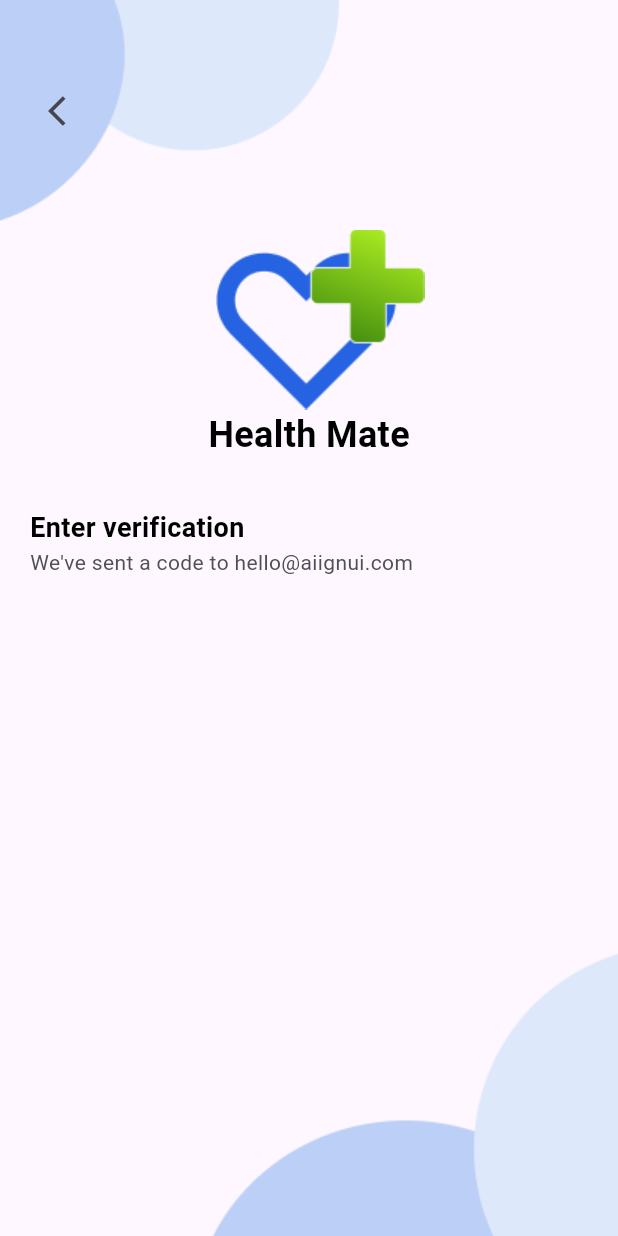
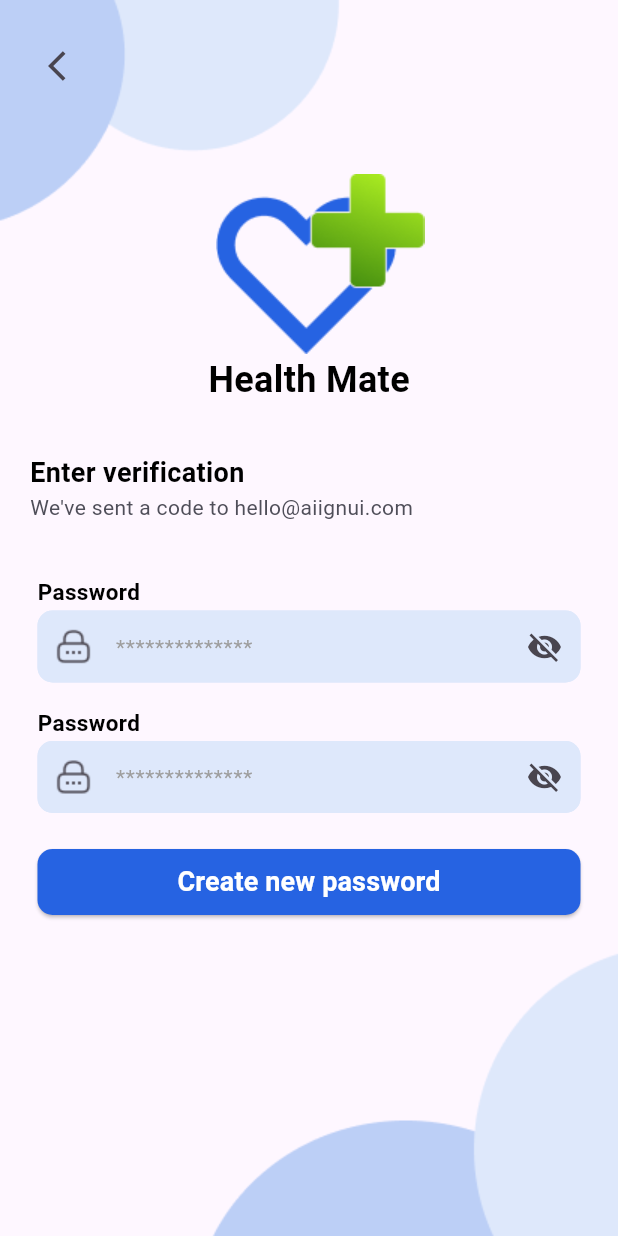
Before and after one commit to Eslamadelelkhouly/Hospital-management-system, a Flutter app: the ChangePasswordScreen screen opened by its route, on a phone screen of 412 x 824 dp. Run offline on Flutter 3.47's test engine with Material 3 defaults, Android fonts, the phone set to English and light mode, and no system bars; our stand-ins replace flutter_animate, go_router, google_fonts, shared_preferences, smooth_page_indicator; accounts and stored records are empty.

Commit message:
finish ui auth

```diff
--- a/Applications/healthmate/lib/core/widgets/custom_app_bar.dart
+++ b/Applications/healthmate/lib/core/widgets/custom_app_bar.dart
@@ -23,7 +23,7 @@
           ),
         ),
         SizedBox(
-          width: 57,
+          width: 45,
         ),
         Text(
           title,
--- a/Applications/healthmate/lib/features/Auth/presentation/views/widgets/change_password_body.dart
+++ b/Applications/healthmate/lib/features/Auth/presentation/views/widgets/change_password_body.dart
@@ -2,6 +2,7 @@
 import 'package:healthmate/constant.dart';
 import 'package:healthmate/core/utils/style.dart';
 import 'package:healthmate/core/widgets/custom_app_bar.dart';
+import 'package:healthmate/features/Auth/presentation/views/widgets/custom_form_change_password.dart';
 import 'package:healthmate/features/Auth/presentation/views/widgets/custom_logo_sign_in.dart';
 
 class ChangePasswordBody extends StatelessWidget {
@@ -44,12 +45,9 @@
               child: Column(
                 crossAxisAlignment: CrossAxisAlignment.center,
                 children: [
-                  SizedBox(
-                    height: 30,
-                  ),
                   CustomAppBar(title: ''),
                   SizedBox(
-                    height: 55,
+                    height: 48,
                   ),
                   CustomLogoSignIn(),
                   Text(
@@ -78,6 +76,10 @@
                       ),
                     ],
                   ),
+                  SizedBox(
+                    height: 36,
+                  ),
+                  CustomFormChangePassword(),
                 ],
               ),
             ),
--- a/Applications/healthmate/lib/features/Auth/presentation/views/widgets/custom_form_change_password.dart
+++ b/Applications/healthmate/lib/features/Auth/presentation/views/widgets/custom_form_change_password.dart
@@ -0,0 +1,38 @@
+import 'package:flutter/material.dart';
+import 'package:healthmate/core/utils/color_style.dart';
+import 'package:healthmate/core/widgets/custom_button.dart';
+import 'package:healthmate/features/Auth/presentation/views/widgets/custom_password_text_field.dart';
+
+class CustomFormChangePassword extends StatelessWidget {
+  const CustomFormChangePassword({super.key});
+
+  @override
+  Widget build(BuildContext context) {
+    return Form(
+      child: Column(
+        children: [
+          CustomPasswordTextField(
+            text: 'Password',
+          ),
+          SizedBox(
+            height: 16,
+          ),
+          CustomPasswordTextField(
+            text: 'Confirm Password',
+          ),
+          SizedBox(
+            height: 24,
+          ),
+          CustomButton(
+            onPressed: () {},
+            text: 'Create new password',
+            width: 362,
+            height: 44,
+            textColor: Colors.white,
+            backgrounColor: ColorSystem.kPrimaryColor,
+          ),
+        ],
+      ),
+    );
+  }
+}
--- a/Applications/healthmate/lib/features/Auth/presentation/views/widgets/custom_form_sign_in.dart
+++ b/Applications/healthmate/lib/features/Auth/presentation/views/widgets/custom_form_sign_in.dart
@@ -31,7 +31,9 @@
             SizedBox(
               height: height * 0.02,
             ),
-            CustomPasswordTextField(),
+            CustomPasswordTextField(
+              text: 'Password',
+            ),
             Row(
               mainAxisAlignment: MainAxisAlignment.start,
               children: [
--- a/Applications/healthmate/lib/features/Auth/presentation/views/widgets/custom_form_sign_up.dart
+++ b/Applications/healthmate/lib/features/Auth/presentation/views/widgets/custom_form_sign_up.dart
@@ -41,7 +41,9 @@
             SizedBox(
               height: 10,
             ),
-            CustomPasswordTextField(),
+            CustomPasswordTextField(
+              text: 'Password',
+            ),
             SizedBox(
               height: 10,
             ),
--- a/Applications/healthmate/lib/features/Auth/presentation/views/widgets/custom_password_text_field.dart
+++ b/Applications/healthmate/lib/features/Auth/presentation/views/widgets/custom_password_text_field.dart
@@ -4,9 +4,10 @@
 import 'package:healthmate/core/utils/style.dart';
 
 class CustomPasswordTextField extends StatefulWidget {
-  CustomPasswordTextField({super.key});
+  CustomPasswordTextField({super.key, required this.text});
 
   bool eyepassword = true;
+  final String text;
 
   @override
   State<CustomPasswordTextField> createState() =>
--- a/Applications/healthmate/lib/features/Auth/presentation/views/widgets/forget_password_body.dart
+++ b/Applications/healthmate/lib/features/Auth/presentation/views/widgets/forget_password_body.dart
@@ -52,7 +52,7 @@
                     title: 'Forget Password',
                   ),
                   SizedBox(
-                    height: height * 0.04,
+                    height: 55,
                   ),
                   Padding(
                     padding: const EdgeInsets.only(left: 15),
```
